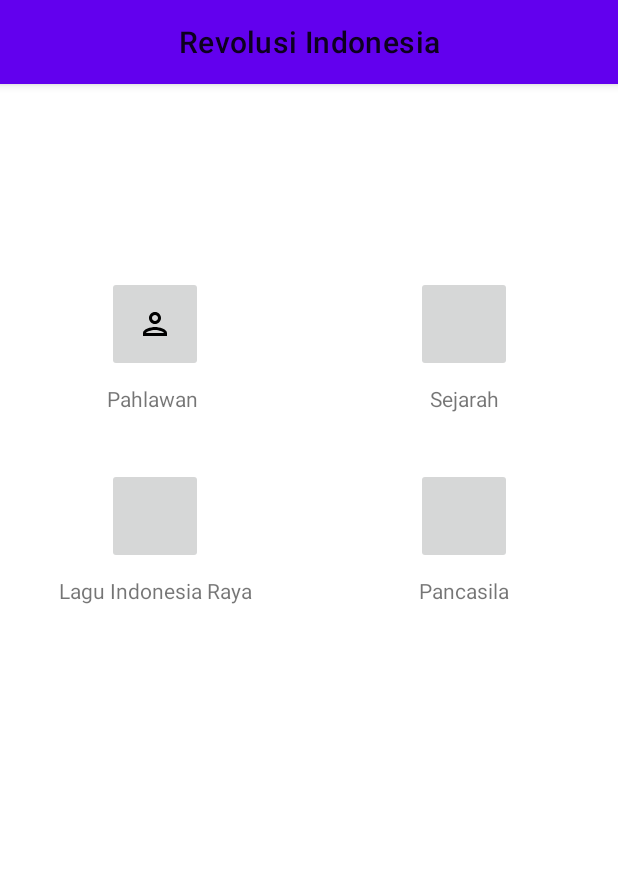
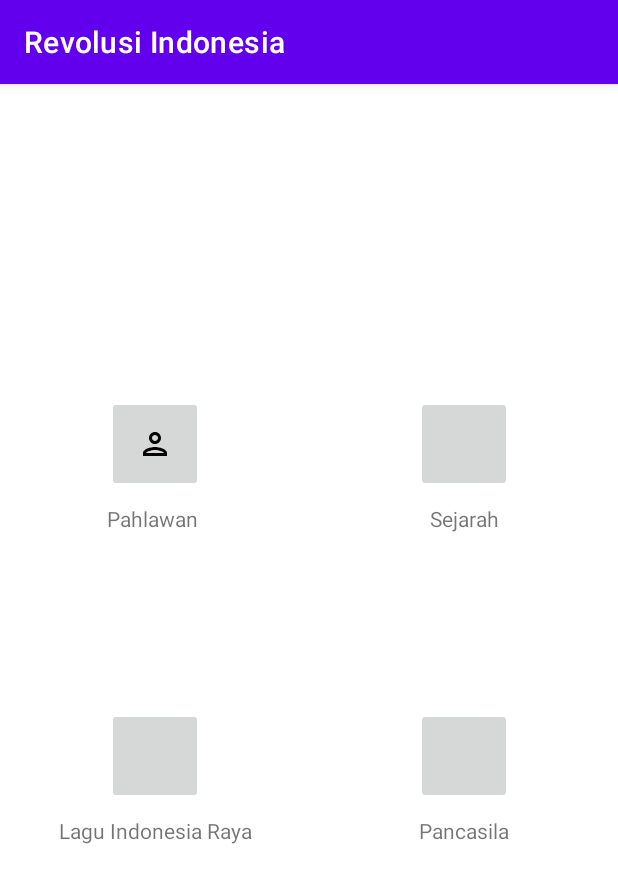
Before and after one commit to faizauthar12/Android_Revolusi_Indonesia_ida, an Android app: the screen it shows after launch (HomeActivity), on a phone screen of 412 x 824 dp. Shown: the top 883 px of the screen. Run offline under Robolectric (Android 15) with nearby library versions, the phone set to English and light mode, and no system bars.

Commit message:
Home: Refactor layout and logic code * get rid of content_home * get rid of material toolbar * bring back normal actionbar

```diff
--- a/app/src/main/AndroidManifest.xml
+++ b/app/src/main/AndroidManifest.xml
@@ -37,8 +37,7 @@
             android:exported="false" />
         <activity
             android:name=".ui.home.HomeActivity"
-            android:exported="true"
-            android:theme="@style/Theme.RevolusiIndonesia.NoActionBar">
+            android:exported="true">
             <intent-filter>
                 <action android:name="android.intent.action.MAIN" />
 
--- a/app/src/main/java/io/faizauthar12/github/revolusiindonesia/ui/home/HomeActivity.kt
+++ b/app/src/main/java/io/faizauthar12/github/revolusiindonesia/ui/home/HomeActivity.kt
@@ -3,9 +3,7 @@ package io.faizauthar12.github.revolusiindonesia.ui.home
 import android.content.Intent
 import androidx.appcompat.app.AppCompatActivity
 import android.os.Bundle
-import io.faizauthar12.github.revolusiindonesia.R
 import io.faizauthar12.github.revolusiindonesia.databinding.ActivityHomeBinding
-import io.faizauthar12.github.revolusiindonesia.databinding.ContentHomeBinding
 import io.faizauthar12.github.revolusiindonesia.ui.heroes.HeroesActivity
 import io.faizauthar12.github.revolusiindonesia.ui.lagu.LaguActivity
 import io.faizauthar12.github.revolusiindonesia.ui.pancasila.PancasilaActivity
@@ -14,7 +12,6 @@ import io.faizauthar12.github.revolusiindonesia.ui.sejarah.SejarahActivity
 class HomeActivity : AppCompatActivity() {
 
     private lateinit var binding: ActivityHomeBinding
-    private lateinit var contentHome: ContentHomeBinding
 
     override fun onCreate(savedInstanceState: Bundle?) {
         super.onCreate(savedInstanceState)
@@ -22,28 +19,25 @@ class HomeActivity : AppCompatActivity() {
         binding = ActivityHomeBinding.inflate(layoutInflater)
         setContentView(binding.root)
 
-        contentHome = binding.contentHome
-        setSupportActionBar(binding.toolbar)
-
-        contentHome.ibPahlawan.setOnClickListener {
+        binding.ibPahlawan.setOnClickListener {
             Intent(this, HeroesActivity::class.java).apply {
                 startActivity(this)
             }
         }
 
-        contentHome.ibSejarah.setOnClickListener {
+        binding.ibSejarah.setOnClickListener {
             Intent(this, SejarahActivity::class.java).apply {
                 startActivity(this)
             }
         }
 
-        contentHome.ibLagu.setOnClickListener {
+        binding.ibLagu.setOnClickListener {
             Intent(this, LaguActivity::class.java).apply {
                 startActivity(this)
             }
         }
 
-        contentHome.ibPancasila.setOnClickListener {
+        binding.ibPancasila.setOnClickListener {
             Intent(this, PancasilaActivity::class.java).apply {
                 startActivity(this)
             }
--- a/app/src/main/res/layout/activity_home.xml
+++ b/app/src/main/res/layout/activity_home.xml
@@ -1,31 +1,101 @@
 <?xml version="1.0" encoding="utf-8"?>
-<androidx.coordinatorlayout.widget.CoordinatorLayout xmlns:android="http://schemas.android.com/apk/res/android"
+<androidx.constraintlayout.widget.ConstraintLayout xmlns:android="http://schemas.android.com/apk/res/android"
     xmlns:app="http://schemas.android.com/apk/res-auto"
     xmlns:tools="http://schemas.android.com/tools"
     android:layout_width="match_parent"
     android:layout_height="match_parent"
     tools:context=".ui.home.HomeActivity">
 
-    <com.google.android.material.appbar.AppBarLayout
-        android:id="@+id/appBar"
-        android:layout_width="match_parent"
-        android:layout_height="wrap_content">
+    <ImageButton
+        android:id="@+id/ib_pahlawan"
+        android:layout_width="64dp"
+        android:layout_height="64dp"
+        android:layout_marginTop="128dp"
+        android:layout_marginBottom="32dp"
+        android:src="@drawable/ic_outline_person"
+        app:layout_constraintBottom_toTopOf="@+id/horizontal_centerline"
+        app:layout_constraintEnd_toStartOf="@+id/vertical_centerline"
+        app:layout_constraintStart_toStartOf="parent"
+        app:layout_constraintTop_toTopOf="parent" />
 
-        <com.google.android.material.appbar.MaterialToolbar
-            android:id="@+id/toolbar"
-            android:layout_width="match_parent"
-            android:layout_height="?attr/actionBarSize"
-            app:titleCentered="true" />
-    </com.google.android.material.appbar.AppBarLayout>
+    <TextView
+        android:layout_width="wrap_content"
+        android:layout_height="wrap_content"
+        android:layout_marginTop="8dp"
+        android:text="Pahlawan"
+        app:layout_constraintEnd_toEndOf="@+id/ib_pahlawan"
+        app:layout_constraintHorizontal_bias="0.0"
+        app:layout_constraintStart_toStartOf="@+id/ib_pahlawan"
+        app:layout_constraintTop_toBottomOf="@+id/ib_pahlawan" />
 
-    <androidx.core.widget.NestedScrollView
-        android:layout_width="match_parent"
-        android:layout_height="match_parent"
-        app:layout_behavior="com.google.android.material.appbar.AppBarLayout$ScrollingViewBehavior">
+    <ImageButton
+        android:id="@+id/ib_sejarah"
+        android:layout_width="64dp"
+        android:layout_height="64dp"
+        android:layout_marginTop="128dp"
+        android:layout_marginBottom="32dp"
+        app:layout_constraintBottom_toTopOf="@+id/horizontal_centerline"
+        app:layout_constraintEnd_toEndOf="parent"
+        app:layout_constraintStart_toStartOf="@+id/vertical_centerline"
+        app:layout_constraintTop_toTopOf="parent" />
 
-        <include
-            android:id="@+id/content_home"
-            layout="@layout/content_home" />
-    </androidx.core.widget.NestedScrollView>
+    <TextView
+        android:id="@+id/textView"
+        android:layout_width="wrap_content"
+        android:layout_height="wrap_content"
+        android:layout_marginTop="8dp"
+        android:text="Sejarah"
+        app:layout_constraintEnd_toEndOf="@+id/ib_sejarah"
+        app:layout_constraintStart_toStartOf="@+id/ib_sejarah"
+        app:layout_constraintTop_toBottomOf="@+id/ib_sejarah" />
 
-</androidx.coordinatorlayout.widget.CoordinatorLayout>
+    <ImageButton
+        android:id="@+id/ib_lagu"
+        android:layout_width="64dp"
+        android:layout_height="64dp"
+        android:layout_marginTop="32dp"
+        app:layout_constraintEnd_toStartOf="@+id/vertical_centerline"
+        app:layout_constraintStart_toStartOf="parent"
+        app:layout_constraintTop_toTopOf="@+id/horizontal_centerline" />
+
+    <TextView
+        android:layout_width="wrap_content"
+        android:layout_height="wrap_content"
+        android:layout_marginTop="8dp"
+        android:text="Lagu Indonesia Raya"
+        app:layout_constraintEnd_toEndOf="@+id/ib_lagu"
+        app:layout_constraintStart_toStartOf="@+id/ib_lagu"
+        app:layout_constraintTop_toBottomOf="@+id/ib_lagu" />
+
+    <ImageButton
+        android:id="@+id/ib_pancasila"
+        android:layout_width="64dp"
+        android:layout_height="64dp"
+        android:layout_marginTop="32dp"
+        app:layout_constraintEnd_toEndOf="parent"
+        app:layout_constraintStart_toStartOf="@+id/vertical_centerline"
+        app:layout_constraintTop_toTopOf="@+id/horizontal_centerline" />
+
+    <TextView
+        android:layout_width="wrap_content"
+        android:layout_height="wrap_content"
+        android:layout_marginTop="8dp"
+        android:text="Pancasila"
+        app:layout_constraintEnd_toEndOf="@+id/ib_pancasila"
+        app:layout_constraintStart_toStartOf="@+id/ib_pancasila"
+        app:layout_constraintTop_toBottomOf="@+id/ib_pancasila" />
+
+    <androidx.constraintlayout.widget.Guideline
+        android:id="@+id/vertical_centerline"
+        android:layout_width="wrap_content"
+        android:layout_height="wrap_content"
+        android:orientation="vertical"
+        app:layout_constraintGuide_percent=".50" />
+
+    <androidx.constraintlayout.widget.Guideline
+        android:id="@+id/horizontal_centerline"
+        android:layout_width="wrap_content"
+        android:layout_height="wrap_content"
+        android:orientation="horizontal"
+        app:layout_constraintGuide_percent=".50" />
+</androidx.constraintlayout.widget.ConstraintLayout>
--- a/app/src/main/res/layout/content_home.xml
+++ /dev/null
@@ -1,100 +0,0 @@
-<?xml version="1.0" encoding="utf-8"?>
-<androidx.constraintlayout.widget.ConstraintLayout xmlns:android="http://schemas.android.com/apk/res/android"
-    xmlns:app="http://schemas.android.com/apk/res-auto"
-    xmlns:tools="http://schemas.android.com/tools"
-    android:layout_width="match_parent"
-    android:layout_height="match_parent">
-
-    <ImageButton
-        android:id="@+id/ib_pahlawan"
-        android:layout_width="64dp"
-        android:layout_height="64dp"
-        android:layout_marginTop="128dp"
-        android:layout_marginBottom="32dp"
-        android:src="@drawable/ic_outline_person"
-        app:layout_constraintBottom_toTopOf="@+id/horizontal_centerline"
-        app:layout_constraintEnd_toStartOf="@+id/vertical_centerline"
-        app:layout_constraintStart_toStartOf="parent"
-        app:layout_constraintTop_toTopOf="parent" />
-
-    <TextView
-        android:layout_width="wrap_content"
-        android:layout_height="wrap_content"
-        android:layout_marginTop="8dp"
-        android:text="Pahlawan"
-        app:layout_constraintEnd_toEndOf="@+id/ib_pahlawan"
-        app:layout_constraintHorizontal_bias="0.0"
-        app:layout_constraintStart_toStartOf="@+id/ib_pahlawan"
-        app:layout_constraintTop_toBottomOf="@+id/ib_pahlawan" />
-
-    <ImageButton
-        android:id="@+id/ib_sejarah"
-        android:layout_width="64dp"
-        android:layout_height="64dp"
-        android:layout_marginTop="128dp"
-        android:layout_marginBottom="32dp"
-        app:layout_constraintBottom_toTopOf="@+id/horizontal_centerline"
-        app:layout_constraintEnd_toEndOf="parent"
-        app:layout_constraintStart_toStartOf="@+id/vertical_centerline"
-        app:layout_constraintTop_toTopOf="parent" />
-
-    <TextView
-        android:id="@+id/textView"
-        android:layout_width="wrap_content"
-        android:layout_height="wrap_content"
-        android:layout_marginTop="8dp"
-        android:text="Sejarah"
-        app:layout_constraintEnd_toEndOf="@+id/ib_sejarah"
-        app:layout_constraintStart_toStartOf="@+id/ib_sejarah"
-        app:layout_constraintTop_toBottomOf="@+id/ib_sejarah" />
-
-    <ImageButton
-        android:id="@+id/ib_lagu"
-        android:layout_width="64dp"
-        android:layout_height="64dp"
-        android:layout_marginTop="32dp"
-        app:layout_constraintEnd_toStartOf="@+id/vertical_centerline"
-        app:layout_constraintStart_toStartOf="parent"
-        app:layout_constraintTop_toTopOf="@+id/horizontal_centerline" />
-
-    <TextView
-        android:layout_width="wrap_content"
-        android:layout_height="wrap_content"
-        android:layout_marginTop="8dp"
-        android:text="Lagu Indonesia Raya"
-        app:layout_constraintEnd_toEndOf="@+id/ib_lagu"
-        app:layout_constraintStart_toStartOf="@+id/ib_lagu"
-        app:layout_constraintTop_toBottomOf="@+id/ib_lagu" />
-
-    <ImageButton
-        android:id="@+id/ib_pancasila"
-        android:layout_width="64dp"
-        android:layout_height="64dp"
-        android:layout_marginTop="32dp"
-        app:layout_constraintEnd_toEndOf="parent"
-        app:layout_constraintStart_toStartOf="@+id/vertical_centerline"
-        app:layout_constraintTop_toTopOf="@+id/horizontal_centerline" />
-
-    <TextView
-        android:layout_width="wrap_content"
-        android:layout_height="wrap_content"
-        android:layout_marginTop="8dp"
-        android:text="Pancasila"
-        app:layout_constraintEnd_toEndOf="@+id/ib_pancasila"
-        app:layout_constraintStart_toStartOf="@+id/ib_pancasila"
-        app:layout_constraintTop_toBottomOf="@+id/ib_pancasila" />
-
-    <androidx.constraintlayout.widget.Guideline
-        android:id="@+id/vertical_centerline"
-        android:layout_width="wrap_content"
-        android:layout_height="wrap_content"
-        android:orientation="vertical"
-        app:layout_constraintGuide_percent=".50" />
-
-    <androidx.constraintlayout.widget.Guideline
-        android:id="@+id/horizontal_centerline"
-        android:layout_width="wrap_content"
-        android:layout_height="wrap_content"
-        android:orientation="horizontal"
-        app:layout_constraintGuide_percent=".50" />
-</androidx.constraintlayout.widget.ConstraintLayout>
```
